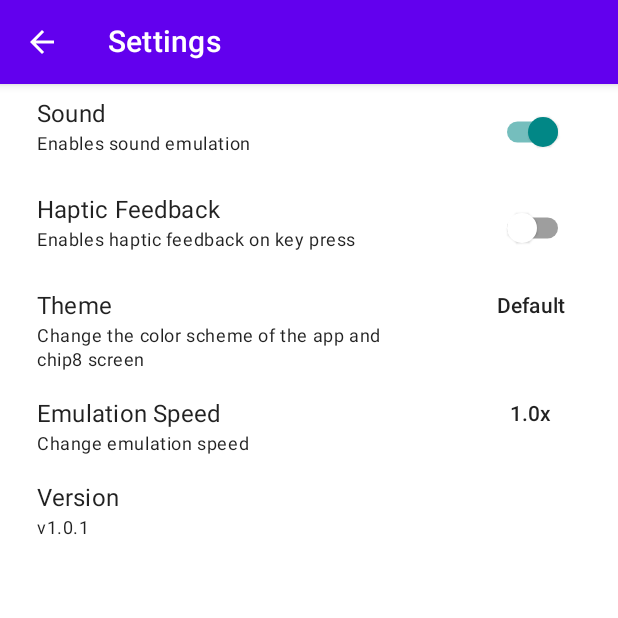
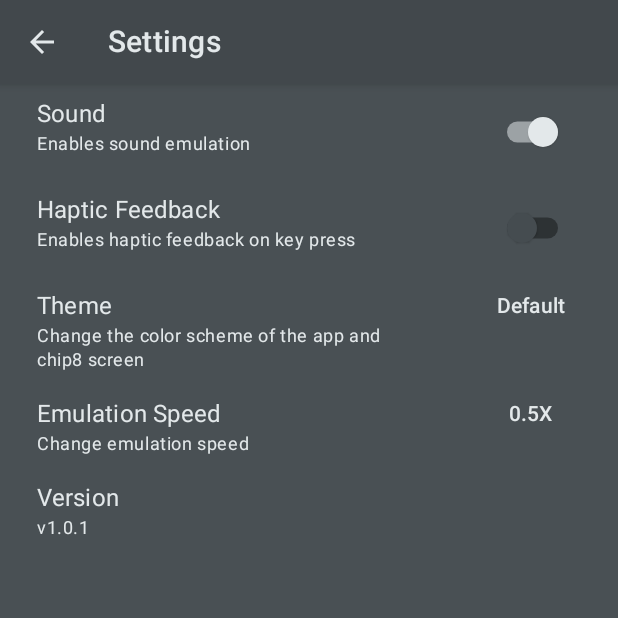
Before and after one commit to ashishekka97/k8, an Android app built with Jetpack Compose: the SettingsActivity screen opened directly, with no data from a screen before it, after a tap on "Sound", on a phone screen of 412 x 824 dp, the top half of it. Run offline under Robolectric (Android 15) with nearby library versions, the phone set to English and light mode, and no system bars; network calls fail.

Commit message:
Add persistence in settings

```diff
--- a/android/build.gradle.kts
+++ b/android/build.gradle.kts
@@ -15,6 +15,7 @@ dependencies {
     implementation(project(":common"))
     implementation("androidx.activity:activity-compose:1.6.0")
     implementation("androidx.compose.material:material:1.2.1")
+    implementation("androidx.datastore:datastore-preferences:1.0.0")
 }
 
 android {
--- a/android/src/main/java/me/ashishekka/k8/android/MainViewModel.kt
+++ b/android/src/main/java/me/ashishekka/k8/android/MainViewModel.kt
@@ -1,5 +1,6 @@
 package me.ashishekka.k8.android
 
+import android.app.Application
 import android.content.Context
 import androidx.compose.material.SnackbarDuration
 import androidx.compose.material.SnackbarHostState
@@ -10,12 +11,17 @@ import androidx.lifecycle.viewModelScope
 import kotlinx.coroutines.CoroutineExceptionHandler
 import kotlinx.coroutines.CoroutineScope
 import kotlinx.coroutines.Dispatchers
+import kotlinx.coroutines.flow.collectLatest
 import kotlinx.coroutines.launch
 import kotlinx.coroutines.withContext
+import me.ashishekka.k8.android.data.EmulatorSpeed
+import me.ashishekka.k8.android.data.KEY_SOUND
+import me.ashishekka.k8.android.data.KEY_SPEED
+import me.ashishekka.k8.android.data.KateDataStoreImpl
 import me.ashishekka.k8.core.Chip8Impl
 import me.ashishekka.k8.core.KeyEventType
 
-class MainViewModel : ViewModel() {
+class MainViewModel(application: Application) : ViewModel() {
 
     private val chip8 = Chip8Impl(viewModelScope)
 
@@ -35,6 +41,8 @@ class MainViewModel : ViewModel() {
 
     val videoMemory = chip8.getVideoMemoryState()
     val soundState = chip8.getSoundState()
+
+    private val dataStore by lazy { KateDataStoreImpl(application) }
 
     private var composeCoroutineScope: CoroutineScope? = null
     private var snackbarHostState: SnackbarHostState? = null
@@ -66,6 +74,17 @@ class MainViewModel : ViewModel() {
     ) {
         this.composeCoroutineScope = composeCoroutineScope
         this.snackbarHostState = snackbarHostState
+        viewModelScope.launch {
+            dataStore.getIntPreference(KEY_SPEED).collectLatest { speedIndex ->
+                val speed = EmulatorSpeed.getSpeedFromIndex(speedIndex)
+                chip8.emulationSpeedFactor(speed.speedFactor)
+            }
+        }
+        viewModelScope.launch {
+            dataStore.getBooleanPreference(KEY_SOUND).collectLatest { soundEnabled ->
+                chip8.toggleSound(soundEnabled)
+            }
+        }
     }
 
     fun onGameKeyDown(key: Int) {
--- a/android/src/main/java/me/ashishekka/k8/android/SettingViewModel.kt
+++ b/android/src/main/java/me/ashishekka/k8/android/SettingViewModel.kt
@@ -1,56 +1,85 @@
 package me.ashishekka.k8.android
 
+import android.app.Application
 import androidx.compose.runtime.MutableState
 import androidx.compose.runtime.State
 import androidx.compose.runtime.mutableStateOf
 import androidx.lifecycle.ViewModel
+import androidx.lifecycle.viewModelScope
+import kotlinx.coroutines.flow.collectLatest
+import kotlinx.coroutines.flow.combine
+import kotlinx.coroutines.launch
+import me.ashishekka.k8.android.data.EmulatorSpeed
+import me.ashishekka.k8.android.data.KEY_HAPTICS
+import me.ashishekka.k8.android.data.KEY_SOUND
+import me.ashishekka.k8.android.data.KEY_SPEED
+import me.ashishekka.k8.android.data.KEY_THEME
+import me.ashishekka.k8.android.data.KEY_VERSION
+import me.ashishekka.k8.android.data.KateDataStoreImpl
+import me.ashishekka.k8.android.theming.ColorScheme
 
-class SettingViewModel : ViewModel() {
+class SettingViewModel(application: Application) : ViewModel() {
     private val _uiState: MutableState<SettingUiState> = mutableStateOf(SettingUiState())
     val uiState: State<SettingUiState>
         get() = _uiState
 
+    private val dataStore = KateDataStoreImpl(application)
 
     fun loadSettings() {
-        val initialSettings = listOf(
+        viewModelScope.launch {
+            combine(
+                dataStore.getBooleanPreference(KEY_SOUND),
+                dataStore.getBooleanPreference(KEY_HAPTICS),
+                dataStore.getIntPreference(KEY_THEME),
+                dataStore.getIntPreference(KEY_SPEED)
+            ) { sound, haptics, theme, speed ->
+                listOf(
                     Setting.ToggleSetting(
+                        key = KEY_SOUND,
                         title = "Sound",
                         description = "Enables sound emulation",
-                isEnabled = false
+                        isEnabled = sound
                     ),
 
                     Setting.ToggleSetting(
+                        key = KEY_HAPTICS,
                         title = "Haptic Feedback",
                         description = "Enables haptic feedback on key press",
-                isEnabled = false
+                        isEnabled = haptics
                     ),
 
                     Setting.MultiOptionSetting(
+                        key = KEY_THEME,
                         title = "Theme",
                         description = "Change the color scheme of the app and chip8 screen",
-                options = listOf("Default", "Terminal", "Gameboy"),
-                optionSelected = 0
+                        options = ColorScheme.getAllThemes(),
+                        optionSelected = theme
                     ),
 
                     Setting.MultiOptionSetting(
+                        key = KEY_SPEED,
                         title = "Emulation Speed",
                         description = "Change emulation speed",
-                options = listOf("0.5X", "1.0x", "1.5X", "2.0X"),
-                optionSelected = 1
+                        options = EmulatorSpeed.getAllSpeeds(),
+                        optionSelected = speed
                     ),
 
                     Setting.TextSetting(
+                        key = KEY_VERSION,
                         title = "Version",
                         description = "v1.0.1"
                     )
                 )
-        _uiState.value = SettingUiState(settings = initialSettings)
+            }.collectLatest {
+                _uiState.value = SettingUiState(settings = it)
+            }
+        }
     }
 
     fun onSettingClicked(setting: Setting) {
         when (setting) {
             is Setting.ToggleSetting -> {
-                mutateSetting(setting.copy(isEnabled = !setting.isEnabled))
+                changeSetting(setting.copy(isEnabled = !setting.isEnabled))
             }
 
             is Setting.MultiOptionSetting -> {
@@ -65,7 +94,7 @@ class SettingViewModel : ViewModel() {
     }
 
     fun onDialogOptionSelected(setting: Setting.MultiOptionSetting, optionIndex: Int) {
-        mutateSetting(setting.copy(optionSelected = optionIndex))
+        changeSetting(setting.copy(optionSelected = optionIndex))
         cancelModel()
     }
 
@@ -73,13 +102,20 @@ class SettingViewModel : ViewModel() {
         _uiState.value = _uiState.value.copy(showOptionDialog = false)
     }
 
-    private fun mutateSetting(setting: Setting) {
-        _uiState.value = _uiState.value.copy(
-            settings = _uiState.value.settings.map {
-                if (it.title == setting.title) setting
-                else it
+    private fun changeSetting(setting: Setting) {
+        viewModelScope.launch {
+            when (setting) {
+                is Setting.ToggleSetting -> {
+                    dataStore.setBooleanPreference(setting.key, setting.isEnabled)
                 }
-        )
+
+                is Setting.MultiOptionSetting -> {
+                    dataStore.setIntPreference(setting.key, setting.optionSelected)
+                }
+
+                is Setting.TextSetting -> Unit
+            }
+        }
     }
 }
 
@@ -88,6 +124,7 @@ data class SettingUiState(
     val optionDialog: Setting.MultiOptionSetting = Setting.MultiOptionSetting(
         "",
         "",
+        "",
         emptyList(),
         -1
     ),
--- a/android/src/main/java/me/ashishekka/k8/android/SettingsActivity.kt
+++ b/android/src/main/java/me/ashishekka/k8/android/SettingsActivity.kt
@@ -15,6 +15,7 @@ import androidx.compose.foundation.lazy.LazyColumn
 import androidx.compose.foundation.lazy.items
 import androidx.compose.foundation.lazy.itemsIndexed
 import androidx.compose.material.Card
+import androidx.compose.material.Colors
 import androidx.compose.material.ExperimentalMaterialApi
 import androidx.compose.material.Icon
 import androidx.compose.material.IconButton
@@ -27,23 +28,31 @@ import androidx.compose.material.Text
 import androidx.compose.material.TextButton
 import androidx.compose.material.TopAppBar
 import androidx.compose.runtime.Composable
+import androidx.compose.runtime.collectAsState
 import androidx.compose.ui.Alignment
 import androidx.compose.ui.Modifier
-import androidx.compose.ui.graphics.Color
 import androidx.compose.ui.graphics.vector.ImageVector
 import androidx.compose.ui.res.vectorResource
 import androidx.compose.ui.unit.dp
 import androidx.compose.ui.window.Dialog
 import androidx.compose.ui.window.DialogProperties
+import me.ashishekka.k8.android.data.KEY_THEME
+import me.ashishekka.k8.android.data.KateDataStoreImpl
+import me.ashishekka.k8.android.theming.ColorScheme
+import me.ashishekka.k8.android.theming.getThemeColors
+import me.ashishekka.k8.android.util.capitalize
 
 class SettingsActivity : AppCompatActivity() {
-
-    private val viewModel by lazy { SettingViewModel() }
+    private val viewModel by lazy { SettingViewModel(this.application) }
+    private val dataStore by lazy { KateDataStoreImpl(application) }
     override fun onCreate(savedInstanceState: Bundle?) {
         super.onCreate(savedInstanceState)
         setContent {
             val uiState = viewModel.uiState
+            val themeState = dataStore.getIntPreference(KEY_THEME).collectAsState(0)
+            val theme = ColorScheme.getThemeFromIndex(themeState.value)
             SettingScreen(
+                getThemeColors(theme),
                 uiState.value,
                 viewModel::onSettingClicked,
                 viewModel::onDialogOptionSelected,
@@ -57,23 +66,24 @@ class SettingsActivity : AppCompatActivity() {
 
 @Composable
 fun SettingScreen(
+    themeColors: Colors,
     uiState: SettingUiState,
     onSettingClicked: (Setting) -> Unit,
     onDialogOptionSelected: (Setting.MultiOptionSetting, Int) -> Unit,
     onDialogCancelled: () -> Unit,
     onBackClicked: () -> Unit
 ) {
-    MaterialTheme { // or AppCompatTheme
+    MaterialTheme(colors = themeColors) { // or AppCompatTheme
         Scaffold(
             topBar = {
                 TopAppBar(
-                    title = { Text("Settings") },
+                    title = { Text("Settings", color = MaterialTheme.colors.primary) },
                     navigationIcon = {
                         IconButton(onBackClicked) {
                             Icon(
                                 ImageVector.vectorResource(R.drawable.ic_back),
                                 "Back to previous screen",
-                                tint = Color.White
+                                tint = MaterialTheme.colors.primary
                             )
                         }
                     }
@@ -106,12 +116,13 @@ fun OptionSelectionUi(
                 Text(
                     "Choose ${setting.title.lowercase()}",
                     style = MaterialTheme.typography.h6,
+                    color = MaterialTheme.colors.primary,
                     modifier = Modifier.padding(16.dp)
                 )
                 LazyColumn {
                     itemsIndexed(setting.options) { optionIndex, optionName ->
                         OptionUi(
-                            optionName = optionName,
+                            optionName = optionName.capitalize(),
                             optionIndex = optionIndex,
                             isSelected = setting.optionSelected == optionIndex
                         ) { newSelectedIndex -> onOptionChanged(newSelectedIndex) }
@@ -146,7 +157,11 @@ fun OptionUi(
             horizontalArrangement = Arrangement.SpaceBetween,
             modifier = Modifier.fillMaxWidth().padding(horizontal = 16.dp, vertical = 2.dp)
         ) {
-            Text(optionName, style = MaterialTheme.typography.subtitle1)
+            Text(
+                optionName,
+                style = MaterialTheme.typography.subtitle1,
+                color = MaterialTheme.colors.primary
+            )
             RadioButton(
                 selected = isSelected,
                 onClick = { onOptionSelected(optionIndex) }
@@ -184,8 +199,16 @@ fun SettingUi(
             modifier = Modifier.fillMaxWidth().padding(vertical = 8.dp)
         ) {
             Column(modifier = Modifier.fillMaxWidth(0.6f)) {
-                Text(setting.title, style = MaterialTheme.typography.subtitle1)
-                Text(setting.description, style = MaterialTheme.typography.caption)
+                Text(
+                    setting.title,
+                    style = MaterialTheme.typography.subtitle1,
+                    color = MaterialTheme.colors.primary
+                )
+                Text(
+                    setting.description,
+                    style = MaterialTheme.typography.caption,
+                    color = MaterialTheme.colors.primary
+                )
             }
             Column(
                 modifier = Modifier.fillMaxWidth(0.4f),
@@ -201,10 +224,14 @@ fun SettingUi(
                     is Setting.MultiOptionSetting -> {
                         val text = with(setting) {
                             if (optionSelected > -1 && optionSelected < options.size) {
-                                options[optionSelected]
+                                options[optionSelected].capitalize()
                             } else "Invalid"
                         }
-                        Text(text, style = MaterialTheme.typography.subtitle2)
+                        Text(
+                            text,
+                            style = MaterialTheme.typography.subtitle2,
+                            color = MaterialTheme.colors.primary
+                        )
                     }
 
                     is Setting.TextSetting -> Unit
@@ -215,24 +242,28 @@ fun SettingUi(
 }
 
 sealed class Setting(
+    open val key: String,
     open val title: String,
     open val description: String
 ) {
     data class ToggleSetting(
+        override val key: String,
         override val title: String,
         override val description: String,
         val isEnabled: Boolean
-    ) : Setting(title, description)
+    ) : Setting(key, title, description)
 
     data class MultiOptionSetting(
+        override val key: String,
         override val title: String,
         override val description: String,
         val options: List<String>,
         val optionSelected: Int
-    ) : Setting(title, description)
+    ) : Setting(key, title, description)
 
     data class TextSetting(
+        override val key: String,
         override val title: String,
         override val description: String
-    ) : Setting(title, description)
+    ) : Setting(key, title, description)
 }
--- /dev/null
+++ b/android/src/main/java/me/ashishekka/k8/android/data/EmulatorSpeed.kt
@@ -0,0 +1,17 @@
+package me.ashishekka.k8.android.data
+
+enum class EmulatorSpeed(val speedFactor: Float) {
+    HALF(0.5f),
+    FULL(1.0f),
+    ONE_AND_HALF(1.5f),
+    DOUBLE(2.0f);
+
+    companion object {
+        fun getAllSpeeds() = values().map { "${it.speedFactor}X" }
+        fun getSpeedFromIndex(index: Int) = try {
+            values()[index]
+        } catch (ex: Throwable) {
+            FULL
+        }
+    }
+}
--- /dev/null
+++ b/android/src/main/java/me/ashishekka/k8/android/data/KateDataStore.kt
@@ -0,0 +1,59 @@
+package me.ashishekka.k8.android.data
+
+import android.app.Application
+import android.content.Context
+import androidx.datastore.core.DataStore
+import androidx.datastore.preferences.core.Preferences
+import androidx.datastore.preferences.core.booleanPreferencesKey
+import androidx.datastore.preferences.core.edit
+import androidx.datastore.preferences.core.intPreferencesKey
+import androidx.datastore.preferences.preferencesDataStore
+import kotlinx.coroutines.flow.Flow
+import kotlinx.coroutines.flow.map
+
+const val DATASTORE_NAME = "settings"
+const val KEY_SOUND = "sound"
+const val KEY_HAPTICS = "haptics"
+const val KEY_THEME = "theme"
+const val KEY_SPEED = "speed"
+const val KEY_VERSION = "version"
+
+interface KateDataStore {
+
+    fun getBooleanPreference(key: String): Flow<Boolean>
+
+    suspend fun setBooleanPreference(key: String, value: Boolean)
+
+    fun getIntPreference(key: String): Flow<Int>
+
+    suspend fun setIntPreference(key: String, value: Int)
+}
+
+class KateDataStoreImpl(
+    private val applicationContext: Application
+) : KateDataStore {
+
+    override fun getBooleanPreference(key: String): Flow<Boolean> {
+        return applicationContext.datastore.data.map { it[booleanPreferencesKey(key)] ?: false }
+    }
+
+    override suspend fun setBooleanPreference(key: String, value: Boolean) {
+        applicationContext.datastore.edit { settings ->
+            settings[booleanPreferencesKey(key)] = value
+        }
+    }
+
+    override fun getIntPreference(key: String): Flow<Int> {
+        return applicationContext.datastore.data.map { it[intPreferencesKey(key)] ?: 0 }
+    }
+
+    override suspend fun setIntPreference(key: String, value: Int) {
+        applicationContext.datastore.edit { settings ->
+            settings[intPreferencesKey(key)] = value
+        }
+    }
+
+    companion object {
+        private val Context.datastore: DataStore<Preferences> by preferencesDataStore(DATASTORE_NAME)
+    }
+}
--- /dev/null
+++ b/android/src/main/java/me/ashishekka/k8/android/util/Utils.kt
@@ -0,0 +1,11 @@
+package me.ashishekka.k8.android.util
+
+import java.util.Locale
+
+fun String.capitalize(): String {
+    return this.replaceFirstChar {
+        if (it.isLowerCase()) it.titlecase(
+            Locale.getDefault()
+        ) else it.toString()
+    }
+}
```
Also changed, not shown: android/src/main/java/me/ashishekka/k8/android/MainActivity.kt (+28 -11 lines), android/src/main/java/me/ashishekka/k8/android/RomPickerActivity.kt (+17 -6 lines), android/src/main/java/me/ashishekka/k8/android/theming/KateColors.kt (added, +207 -0 lines), common/src/commonMain/kotlin/me/ashishekka/k8/core/Chip8.kt (+23 -4 lines). Lines whose indentation alone changed are shown as unchanged.
